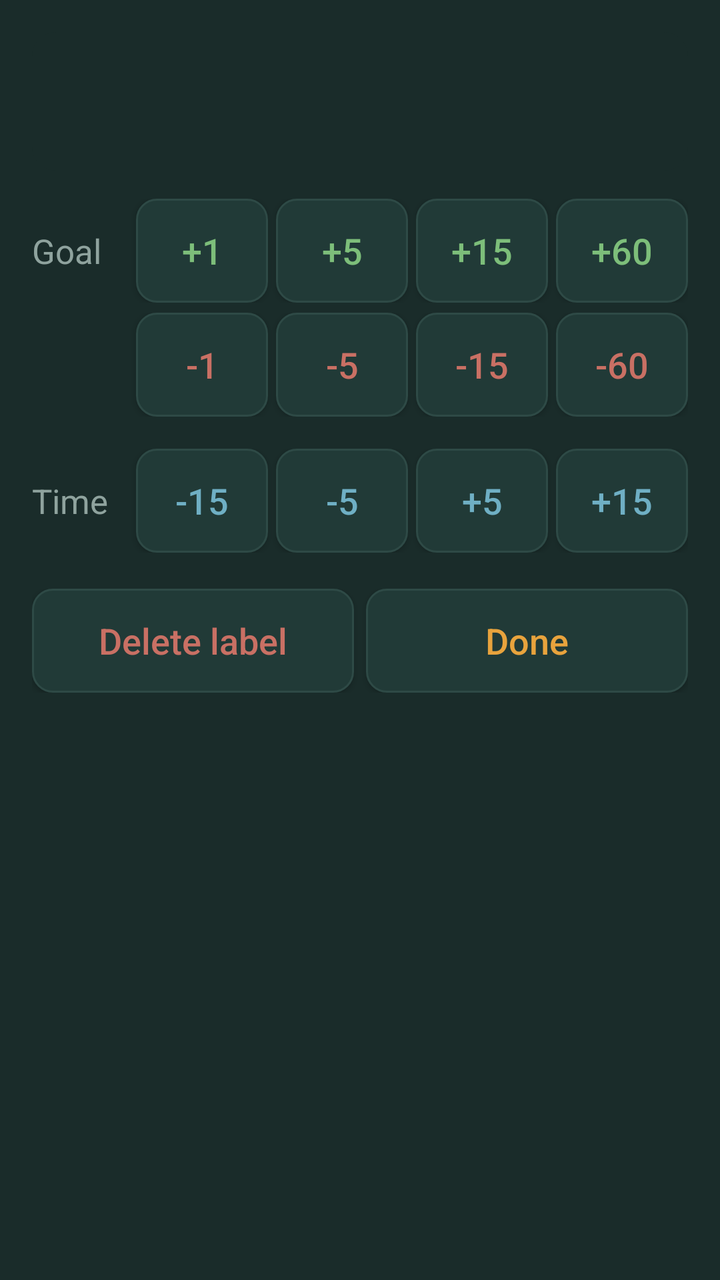
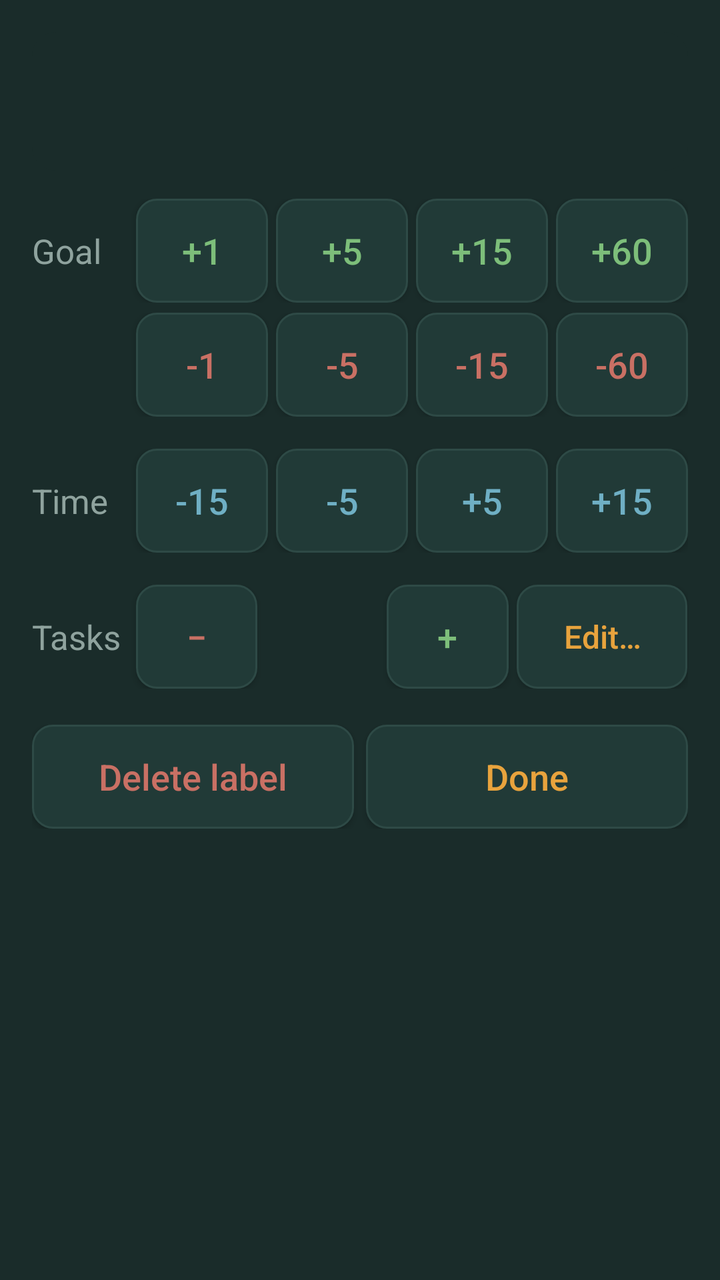

An Android layout rendered at two revisions. The XML below is the earlier revision; the diff shows what the commit changed to produce the second picture.
<!-- AndroidManifest.xml: application theme Theme.FocusLedger -->
<!-- res/layout/dialog_label_edit.xml -->
<?xml version="1.0" encoding="utf-8"?>
<LinearLayout xmlns:android="http://schemas.android.com/apk/res/android"
    android:layout_width="match_parent"
    android:layout_height="wrap_content"
    android:orientation="vertical"
    android:background="#1A2C2A"
    android:padding="16dp">

    
    <LinearLayout
        android:layout_width="match_parent"
        android:layout_height="wrap_content"
        android:orientation="horizontal"
        android:gravity="center_vertical"
        android:padding="12dp"
        android:background="@drawable/bg_row_track">

        <TextView
            android:id="@+id/editName"
            android:layout_width="0dp"
            android:layout_weight="1"
            android:layout_height="wrap_content"
            android:textColor="#E8A33D"
            android:textSize="18sp"
            android:textStyle="bold"
            android:maxLines="2"
            android:ellipsize="end"
            android:layout_marginEnd="10dp" />

        <LinearLayout
            android:layout_width="wrap_content"
            android:layout_height="wrap_content"
            android:orientation="vertical">

            <TextView
                android:id="@+id/editGoal"
                android:layout_width="wrap_content"
                android:layout_height="wrap_content"
                android:textColor="#E8A33D"
                android:fontFamily="monospace"
                android:textSize="16sp" />

            <TextView
                android:id="@+id/editToday"
                android:layout_width="wrap_content"
                android:layout_height="wrap_content"
                android:layout_marginTop="2dp"
                android:textColor="#A9BDB8"
                android:fontFamily="monospace"
                android:textSize="16sp" />
        </LinearLayout>
    </LinearLayout>

    
    <LinearLayout
        android:layout_width="match_parent" android:layout_height="wrap_content"
        android:orientation="horizontal" android:gravity="center_vertical"
        android:layout_marginTop="14dp">
        <TextView
            android:layout_width="52dp" android:layout_height="wrap_content"
            android:text="Goal" android:textColor="#8FA39E" android:textSize="17sp" />
        <Button android:id="@+id/eG1" android:layout_width="0dp" android:layout_weight="1"
            android:layout_height="52dp" android:layout_marginEnd="4dp" android:text="+1"
            android:textAllCaps="false" android:textColor="#7DBE7A" android:textSize="18sp"
            android:padding="0dp" android:background="@drawable/bg_button_small" />
        <Button android:id="@+id/eG5" android:layout_width="0dp" android:layout_weight="1"
            android:layout_height="52dp" android:layout_marginEnd="4dp" android:text="+5"
            android:textAllCaps="false" android:textColor="#7DBE7A" android:textSize="18sp"
            android:padding="0dp" android:background="@drawable/bg_button_small" />
        <Button android:id="@+id/eG15" android:layout_width="0dp" android:layout_weight="1"
            android:layout_height="52dp" android:layout_marginEnd="4dp" android:text="+15"
            android:textAllCaps="false" android:textColor="#7DBE7A" android:textSize="18sp"
            android:padding="0dp" android:background="@drawable/bg_button_small" />
        <Button android:id="@+id/eG60" android:layout_width="0dp" android:layout_weight="1"
            android:layout_height="52dp" android:text="+60"
            android:textAllCaps="false" android:textColor="#7DBE7A" android:textSize="18sp"
            android:padding="0dp" android:background="@drawable/bg_button_small" />
    </LinearLayout>

    <LinearLayout
        android:layout_width="match_parent" android:layout_height="wrap_content"
        android:orientation="horizontal" android:gravity="center_vertical"
        android:layout_marginTop="5dp">
        <TextView
            android:layout_width="52dp" android:layout_height="wrap_content"
            android:text="" android:textSize="17sp" />
        <Button android:id="@+id/eGm1" android:layout_width="0dp" android:layout_weight="1"
            android:layout_height="52dp" android:layout_marginEnd="4dp" android:text="-1"
            android:textAllCaps="false" android:textColor="#C97064" android:textSize="18sp"
            android:padding="0dp" android:background="@drawable/bg_button_small" />
        <Button android:id="@+id/eGm5" android:layout_width="0dp" android:layout_weight="1"
            android:layout_height="52dp" android:layout_marginEnd="4dp" android:text="-5"
            android:textAllCaps="false" android:textColor="#C97064" android:textSize="18sp"
            android:padding="0dp" android:background="@drawable/bg_button_small" />
        <Button android:id="@+id/eGm15" android:layout_width="0dp" android:layout_weight="1"
            android:layout_height="52dp" android:layout_marginEnd="4dp" android:text="-15"
            android:textAllCaps="false" android:textColor="#C97064" android:textSize="18sp"
            android:padding="0dp" android:background="@drawable/bg_button_small" />
        <Button android:id="@+id/eGm60" android:layout_width="0dp" android:layout_weight="1"
            android:layout_height="52dp" android:text="-60"
            android:textAllCaps="false" android:textColor="#C97064" android:textSize="18sp"
            android:padding="0dp" android:background="@drawable/bg_button_small" />
    </LinearLayout>

    
    <LinearLayout
        android:layout_width="match_parent" android:layout_height="wrap_content"
        android:orientation="horizontal" android:gravity="center_vertical"
        android:layout_marginTop="16dp">
        <TextView
            android:layout_width="52dp" android:layout_height="wrap_content"
            android:text="Time" android:textColor="#8FA39E" android:textSize="17sp" />
        <Button android:id="@+id/eTm15" android:layout_width="0dp" android:layout_weight="1"
            android:layout_height="52dp" android:layout_marginEnd="4dp" android:text="-15"
            android:textAllCaps="false" android:textColor="#6FAFC4" android:textSize="18sp"
            android:padding="0dp" android:background="@drawable/bg_button_small" />
        <Button android:id="@+id/eTm5" android:layout_width="0dp" android:layout_weight="1"
            android:layout_height="52dp" android:layout_marginEnd="4dp" android:text="-5"
            android:textAllCaps="false" android:textColor="#6FAFC4" android:textSize="18sp"
            android:padding="0dp" android:background="@drawable/bg_button_small" />
        <Button android:id="@+id/eT5" android:layout_width="0dp" android:layout_weight="1"
            android:layout_height="52dp" android:layout_marginEnd="4dp" android:text="+5"
            android:textAllCaps="false" android:textColor="#6FAFC4" android:textSize="18sp"
            android:padding="0dp" android:background="@drawable/bg_button_small" />
        <Button android:id="@+id/eT15" android:layout_width="0dp" android:layout_weight="1"
            android:layout_height="52dp" android:text="+15"
            android:textAllCaps="false" android:textColor="#6FAFC4" android:textSize="18sp"
            android:padding="0dp" android:background="@drawable/bg_button_small" />
    </LinearLayout>

    
    <LinearLayout
        android:layout_width="match_parent" android:layout_height="wrap_content"
        android:orientation="horizontal"
        android:layout_marginTop="18dp">
        <Button
            android:id="@+id/eDelete"
            android:layout_width="0dp"
            android:layout_weight="1"
            android:layout_height="52dp"
            android:layout_marginEnd="6dp"
            android:text="Delete label"
            android:textAllCaps="false"
            android:textColor="#C97064"
            android:textSize="18sp"
            android:padding="0dp"
            android:background="@drawable/bg_button_small" />
        <Button
            android:id="@+id/eDone"
            android:layout_width="0dp"
            android:layout_weight="1"
            android:layout_height="52dp"
            android:text="Done"
            android:textAllCaps="false"
            android:textColor="#E8A33D"
            android:textSize="18sp"
            android:padding="0dp"
            android:background="@drawable/bg_button_small" />
    </LinearLayout>

</LinearLayout>
<!-- resources referenced by this layout -->
<resources>
  <!-- drawable bg_button_small (drawable) -->
  <?xml version="1.0" encoding="utf-8"?>
  <shape xmlns:android="http://schemas.android.com/apk/res/android" android:shape="rectangle">
      <solid android:color="#213A37" />
      <corners android:radius="10dp" />
      <stroke android:width="1dp" android:color="#2E4A46" />
  </shape>
  <!-- drawable bg_row_track (drawable) -->
  <?xml version="1.0" encoding="utf-8"?>
  <shape xmlns:android="http://schemas.android.com/apk/res/android" android:shape="rectangle">
      <solid android:color="#1A2C2A" />
      <corners android:radius="12dp" />
  </shape>
  <style name="Theme.FocusLedger" parent="Theme.AppCompat.DayNight.NoActionBar">
          <item name="colorPrimary">#E8A33D</item>
          <item name="colorPrimaryDark">#12201F</item>
          <item name="colorAccent">#6FAFC4</item>
          <item name="android:windowBackground">#12201F</item>
      </style>
</resources>

<!-- the commit's change to res/layout/dialog_label_edit.xml (unified diff, before → after) -->
@@ -131,6 +131,38 @@
     
     <LinearLayout
         android:layout_width="match_parent" android:layout_height="wrap_content"
+        android:orientation="horizontal" android:gravity="center_vertical"
+        android:layout_marginTop="16dp">
+        <TextView
+            android:layout_width="52dp" android:layout_height="wrap_content"
+            android:text="Tasks" android:textColor="#8FA39E" android:textSize="17sp" />
+        <Button android:id="@+id/eTaskMinus" android:layout_width="0dp"
+            android:layout_weight="1" android:layout_height="52dp"
+            android:layout_marginEnd="4dp" android:text="\u2212"
+            android:textAllCaps="false" android:textColor="#C97064" android:textSize="18sp"
+            android:padding="0dp" android:background="@drawable/bg_button_small" />
+        <TextView
+            android:id="@+id/eTaskCount"
+            android:layout_width="0dp" android:layout_weight="1"
+            android:layout_height="wrap_content"
+            android:gravity="center"
+            android:textColor="#F1EDE3" android:fontFamily="monospace"
+            android:textSize="20sp" />
+        <Button android:id="@+id/eTaskPlus" android:layout_width="0dp"
+            android:layout_weight="1" android:layout_height="52dp"
+            android:layout_marginEnd="4dp" android:text="+"
+            android:textAllCaps="false" android:textColor="#7DBE7A" android:textSize="18sp"
+            android:padding="0dp" android:background="@drawable/bg_button_small" />
+        <Button android:id="@+id/eTaskEdit" android:layout_width="0dp"
+            android:layout_weight="1.4" android:layout_height="52dp"
+            android:text="Edit\u2026"
+            android:textAllCaps="false" android:textColor="#E8A33D" android:textSize="16sp"
+            android:padding="0dp" android:background="@drawable/bg_button_small" />
+    </LinearLayout>
+
+    
+    <LinearLayout
+        android:layout_width="match_parent" android:layout_height="wrap_content"
         android:orientation="horizontal"
         android:layout_marginTop="18dp">
         <Button
